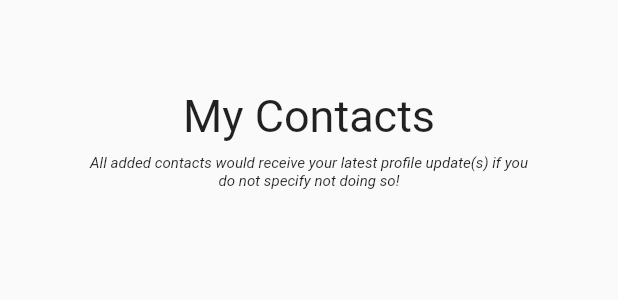
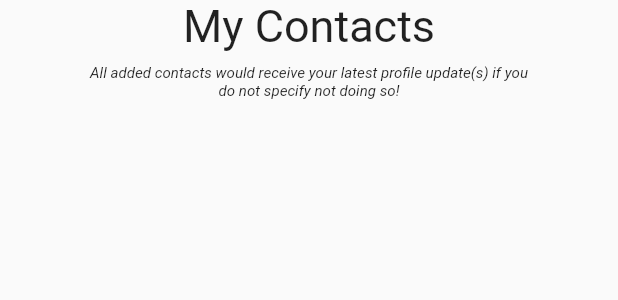
Before and after one commit to Oyinkansolight/KNexxt, a Flutter app: the Contacts widget shown alone on an empty page, opened directly with empty values, on a phone screen of 412 x 824 dp. Shown: the top 300 px of the screen. Run offline on Flutter 3.47's test engine with Material 2 defaults, Android fonts, the phone set to English and light mode, and no system bars; our stand-ins replace flutter_svg; network calls fail.

Commit message:
Fix top padding

```diff
--- a/lib/components/Contacts.dart
+++ b/lib/components/Contacts.dart
@@ -20,7 +20,7 @@ class Contacts extends StatelessWidget {
       crossAxisAlignment: CrossAxisAlignment.stretch,
       children: [
         Padding(
-          padding: const EdgeInsets.fromLTRB(8.0, 60.0, 8.0, 0.0),
+          padding: const EdgeInsets.fromLTRB(8.0, 0.0, 8.0, 0.0),
           child: Center(
               child: Text('My Contacts', style: TextStyle(fontSize: 30.0))),
         ),
```
